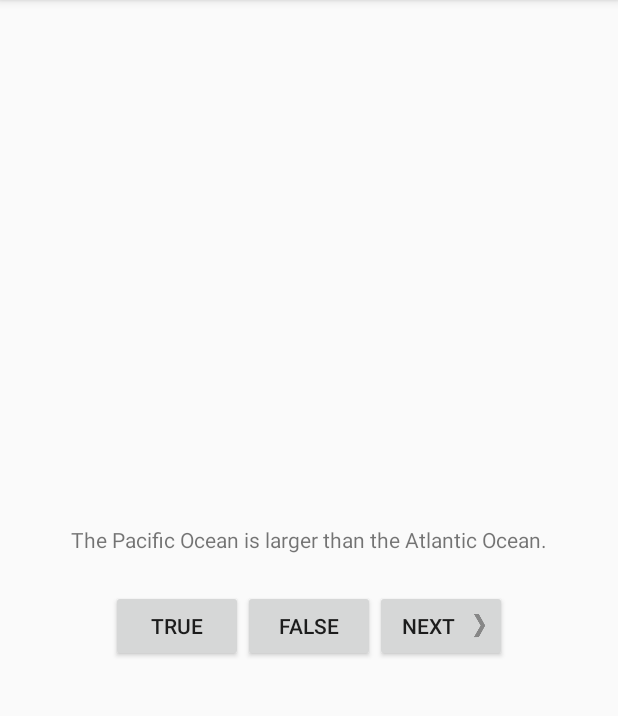
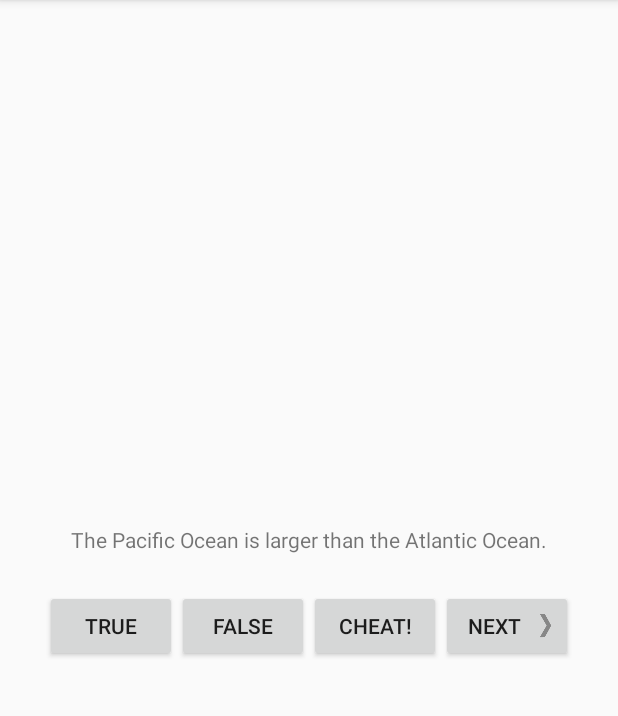
Before and after one commit to ur15975/Android-programming-the-big-nerd-ranch-guide, an Android app: the screen it shows after launch (QuizActivity), after a tap on "TRUE", on a phone screen of 412 x 824 dp, the part 84-800 px from its top. Run offline under Robolectric (Android 15) with nearby library versions, the phone set to English and light mode, and no system bars.

Commit message:
第5章 第二个activity

```diff
--- a/app/src/main/AndroidManifest.xml
+++ b/app/src/main/AndroidManifest.xml
@@ -15,6 +15,8 @@
                 <category android:name="android.intent.category.LAUNCHER"/>
             </intent-filter>
         </activity>
+        <activity android:name=".CheatActivity">
+        </activity>
     </application>
 
 </manifest>
--- a/app/src/main/java/com/example/ur15975outlookcom/geoquiz/QuizActivity.java
+++ b/app/src/main/java/com/example/ur15975outlookcom/geoquiz/QuizActivity.java
@@ -1,5 +1,7 @@
 package com.example.ur15975outlookcom.geoquiz;
 
+import android.app.Activity;
+import android.content.Intent;
 import android.support.v7.app.AppCompatActivity;
 import android.os.Bundle;
 import android.util.Log;
@@ -12,10 +14,12 @@ public class QuizActivity extends AppCompatActivity {
 
     private static final String TAG = "QuizActivity";
     private static final String KEY_INDEX = "index";
+    private static final int REQUEST_CODE_CHEAT = 0;
 
     private Button mTrueButton;
     private Button mFalseButton;
     private Button mNextButton;
+    private Button mCheatButton;
     private TextView mQuestionTextView;
 
     private Question[] mQuestionBank = new Question[]{
@@ -27,6 +31,7 @@ public class QuizActivity extends AppCompatActivity {
     };
 
     private int mCurrentIndex = 0;
+    private boolean mIsCheater;
 
     private void updateQuestion() {
         int question = mQuestionBank[mCurrentIndex].getTextResId();
@@ -37,10 +42,15 @@ public class QuizActivity extends AppCompatActivity {
         boolean answerIsTrue = mQuestionBank[mCurrentIndex].isAnswerTrue();
 
         int messageResId = 0;
-        if (userPressedTrue == answerIsTrue) {
-            messageResId = R.string.correct_toast;
+
+        if (mIsCheater) {
+            messageResId = R.string.judgment_toast;
         } else {
-            messageResId = R.string.incorrect_toast;
+            if (userPressedTrue == answerIsTrue) {
+                messageResId = R.string.correct_toast;
+            } else {
+                messageResId = R.string.incorrect_toast;
+            }
         }
 
         Toast.makeText(QuizActivity.this,messageResId,Toast.LENGTH_SHORT)
@@ -77,7 +87,18 @@ public class QuizActivity extends AppCompatActivity {
             @Override
             public void onClick(View view) {
                 mCurrentIndex = (mCurrentIndex + 1) % mQuestionBank.length;
+                mIsCheater = false;
                 updateQuestion();
+            }
+        });
+
+        mCheatButton = (Button) findViewById(R.id.cheat_button);
+        mCheatButton.setOnClickListener(new View.OnClickListener() {
+            @Override
+            public void onClick(View v) {
+                boolean answerIsTrue = mQuestionBank[mCurrentIndex].isAnswerTrue();
+                Intent intent = CheatActivity.newIntent(QuizActivity.this, answerIsTrue);
+                startActivityForResult(intent, REQUEST_CODE_CHEAT);
             }
         });
 
@@ -86,6 +107,20 @@ public class QuizActivity extends AppCompatActivity {
         }
 
         updateQuestion();
+    }
+
+    @Override
+    protected void onActivityResult(int requestCode, int resultCode, Intent data) {
+        if (resultCode != Activity.RESULT_OK) {
+            return;
+        }
+
+        if (requestCode == REQUEST_CODE_CHEAT) {
+            if (data == null) {
+                return;
+            }
+            mIsCheater = CheatActivity.wasAnswerShown(data);
+        }
     }
 
     @Override
--- a/app/src/main/res/layout-land/activity_quiz.xml
+++ b/app/src/main/res/layout-land/activity_quiz.xml
@@ -29,6 +29,13 @@
             android:text="@string/false_button"/>
 
         <Button
+            android:id="@+id/cheat_button"
+            android:layout_width="wrap_content"
+            android:layout_height="wrap_content"
+            android:layout_gravity="bottom|center"
+            android:text="@string/cheat_button"/>
+
+        <Button
             android:id="@+id/next_button"
             android:layout_width="wrap_content"
             android:layout_height="wrap_content"
--- a/app/src/main/res/layout/activity_quiz.xml
+++ b/app/src/main/res/layout/activity_quiz.xml
@@ -29,6 +29,12 @@
             android:text="@string/false_button"/>
 
         <Button
+            android:id="@+id/cheat_button"
+            android:layout_width="wrap_content"
+            android:layout_height="wrap_content"
+            android:text="@string/cheat_button"/>
+
+        <Button
             android:id="@+id/next_button"
             android:layout_width="wrap_content"
             android:layout_height="wrap_content"
--- a/app/src/main/res/values/strings.xml
+++ b/app/src/main/res/values/strings.xml
@@ -13,4 +13,8 @@ and the Indian Ocean.</string>
 freshwater lake.</string>
     <string name="correct_toast">Correct!</string>
     <string name="incorrect_toast">Incorrect!</string>
+    <string name="warning_text">Are you sure you want to do this?</string>
+    <string name="show_answer_button">SHOW ANSWER</string>
+    <string name="cheat_button">CHEAT!</string>
+    <string name="judgment_toast">Cheating is wrong.</string>
 </resources>
```
Also changed, not shown: app/src/main/java/com/example/ur15975outlookcom/geoquiz/CheatActivity.java (added, +60 -0 lines), app/src/main/res/layout/activity_cheat.xml (added, +30 -0 lines).
